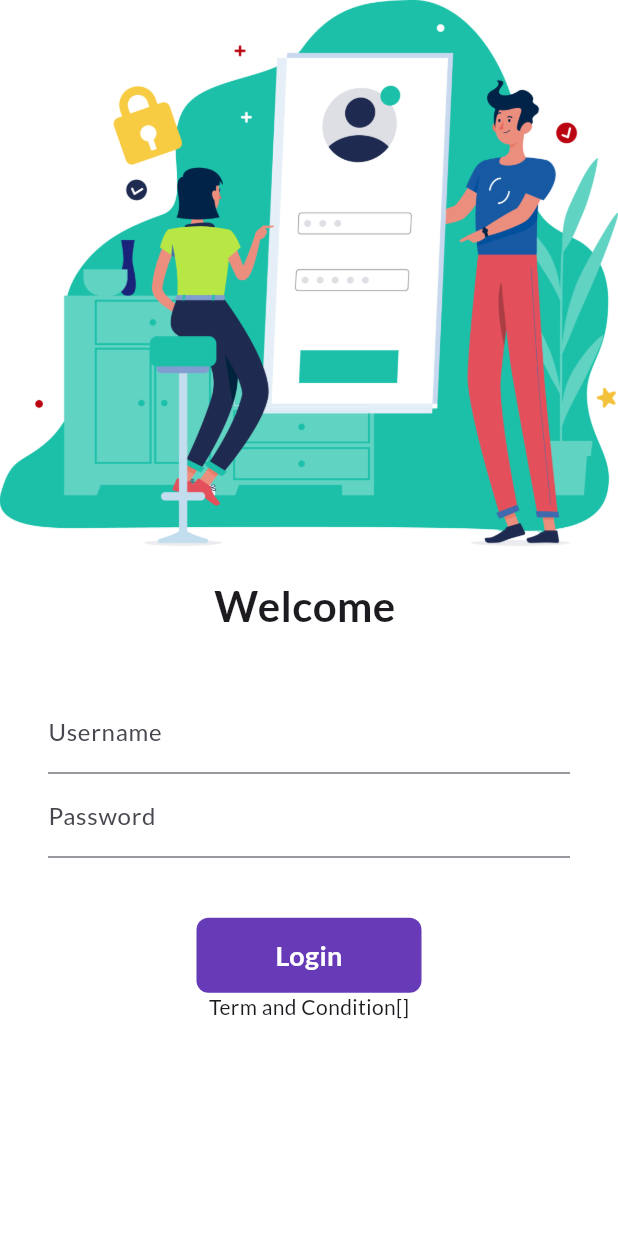
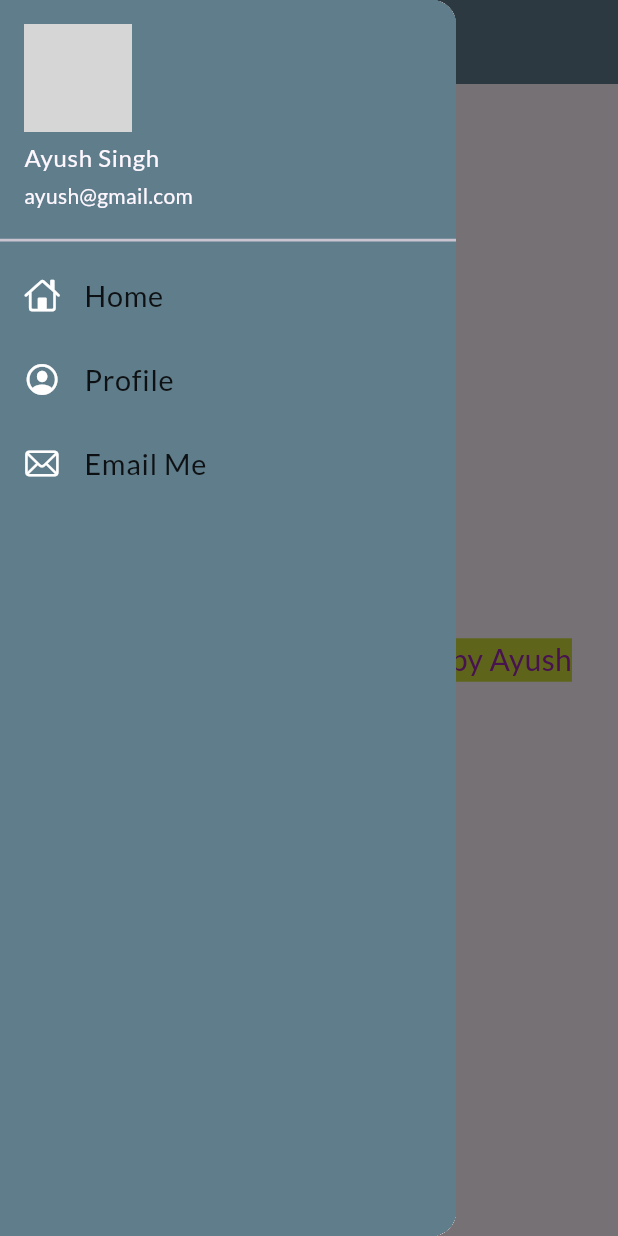
Before and after one commit to ayushsingh1028/flutter_project1, a Flutter app: the screen it shows after launch, with the side drawer open (before the commit the screen has no drawer), on a phone screen of 412 x 824 dp. Run offline on Flutter 3.47's test engine with Material 3 defaults, Android fonts, the phone set to English and light mode, and no system bars; our stand-ins replace google_fonts; network calls fail; grey boxes are pictures that could not be loaded.

Commit message:
home_page

```diff
--- a/catalog_app/lib/main.dart
+++ b/catalog_app/lib/main.dart
@@ -23,9 +23,9 @@ class MyApp extends StatelessWidget {
       darkTheme: ThemeData(
         brightness: Brightness.light,
       ),
-      // debugShowCheckedModeBanner: false,
+      debugShowCheckedModeBanner: false,
 
-      initialRoute: "/",
+      initialRoute: MyRoutes.homeRoutes, //"/",
       routes: {
         "/": (context) => LoginPage(), // class both word are capital
         MyRoutes.homeRoutes: (context) => HomePage(),
--- a/catalog_app/lib/pages/home_page.dart
+++ b/catalog_app/lib/pages/home_page.dart
@@ -1,3 +1,4 @@
+import 'package:catalog_app/widgets/drawer.dart';
 import 'package:flutter/material.dart';
 import 'package:flutter/widgets.dart';
 
@@ -8,7 +9,7 @@ class HomePage extends StatelessWidget {
   Widget build(BuildContext context) {
     return Scaffold(
       appBar: AppBar(
-        backgroundColor: Colors.red,
+        backgroundColor: Colors.blueGrey,
         title: const Text("Catalog App"),
       ),
       body: Center(
@@ -23,7 +24,7 @@ class HomePage extends StatelessWidget {
           ),
         ),
       ),
-      drawer: Drawer(),
+      drawer: MyDrawer(),
     );
   }
 }
--- /dev/null
+++ b/catalog_app/lib/widgets/drawer.dart
@@ -0,0 +1,69 @@
+import 'package:flutter/cupertino.dart';
+import 'package:flutter/material.dart';
+
+class MyDrawer extends StatelessWidget {
+  @override
+  Widget build(BuildContext context) {
+    final imageUrl =
+        "https://preview.keenthemes.com/metronic-v4/theme_rtl/assets/pages/media/profile/profile_user.jpg";
+    return Drawer(
+      child: Container(
+        color: Colors.blueGrey,
+        child: ListView(
+          padding: EdgeInsets.zero,
+          children: [
+            DrawerHeader(
+              padding: EdgeInsets.zero,
+              child: UserAccountsDrawerHeader(
+                margin: EdgeInsets.zero,
+                decoration: BoxDecoration(color: Colors.blueGrey),
+                accountName: Text('Ayush Singh'),
+                accountEmail: Text('ayush@gmail.com'),
+                currentAccountPicture: //Image.network(imageUrl),
+                    CircleAvatar(
+                  backgroundImage: NetworkImage(imageUrl),
+                ),
+              ),
+            ),
+            const ListTile(
+              leading: Icon(
+                CupertinoIcons.home,
+                color: Colors.white,
+              ),
+              title: Text(
+                'Home',
+                textScaleFactor: 1.2,
+                style: TextStyle(color: Colors.black87),
+              ),
+            ),
+            const ListTile(
+              leading: Icon(
+                CupertinoIcons.profile_circled,
+                color: Colors.white,
+              ),
+              title: Text(
+                'Profile',
+                textScaleFactor: 1.2,
+                style: TextStyle(color: Colors.black87),
+              ),
+            ),
+            ListTile(
+              onTap: () {
+                //where u want to go
+              },
+              leading: const Icon(
+                CupertinoIcons.mail,
+                color: Colors.white,
+              ),
+              title: const Text(
+                'Email Me',
+                textScaleFactor: 1.2,
+                style: TextStyle(color: Colors.black87),
+              ),
+            )
+          ],
+        ),
+      ),
+    );
+  }
+}
```
